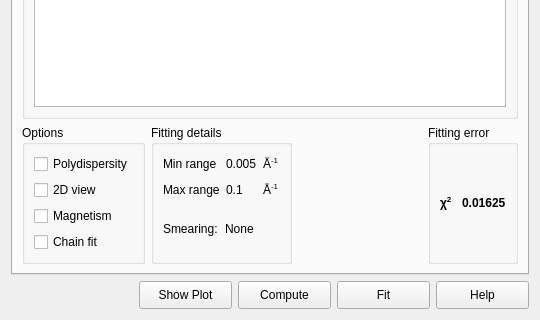
The window that src/sas/qtgui/Perspectives/Fitting/UI/FittingWidgetUI.ui (SasView/sasview) describes before a commit, drawn with Qt 5; both pictures show x 0 to 540 and y 280 to 600 of the 540 by 600 pixel window.
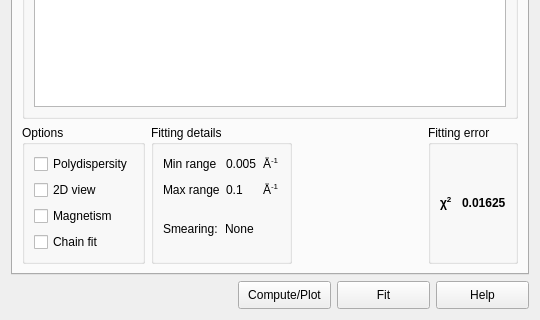
The same window after the commit.

Commit message: Combine compute and plot buttons, change button text, and add tooltip to button.

Diff of the .ui file:
```diff
--- a/src/sas/qtgui/Perspectives/Fitting/UI/FittingWidgetUI.ui
+++ b/src/sas/qtgui/Perspectives/Fitting/UI/FittingWidgetUI.ui
@@ -461,21 +461,11 @@
          <height>28</height>
         </size>
        </property>
-       <property name="text">
-        <string>Show Plot</string>
+       <property name="toolTip">
+        <string>&lt;html&gt;&lt;head/&gt;&lt;body&gt;&lt;p&gt;Perform a single computation of the model using the parameters as-entered and subsequently plot the result.&lt;/p&gt;&lt;/body&gt;&lt;/html&gt;</string>
        </property>
-      </widget>
-     </item>
-     <item>
-      <widget class="QPushButton" name="cmdCompute">
-       <property name="minimumSize">
-        <size>
-         <width>93</width>
-         <height>28</height>
-        </size>
-       </property>
        <property name="text">
-        <string>Compute</string>
+        <string>Compute/Plot</string>
        </property>
       </widget>
      </item>
```
The commit also changes 1 other file.
